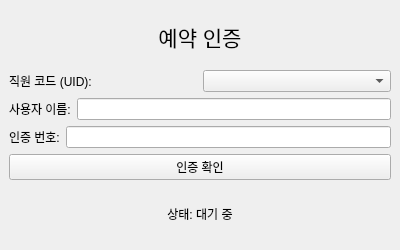
Above: adminGUI/reservation_check.ui from addinedu-ros-10th/iot-repo-1 before the change. Below: the same form after it.
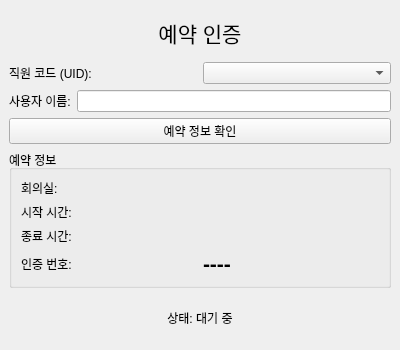
That is the form after the change.

Patch:
```diff
--- a/adminGUI/reservation_check.ui
+++ b/adminGUI/reservation_check.ui
@@ -7,7 +7,7 @@
     <x>0</x>
     <y>0</y>
     <width>400</width>
-    <height>250</height>
+    <height>350</height>
    </rect>
   </property>
   <property name="windowTitle">
@@ -58,27 +58,67 @@
       </item>
      </layout>
     </item>
-    <item>
-     <layout class="QHBoxLayout" name="horizontalLayout_3">
-      <item>
-       <widget class="QLabel" name="authCodeLabel">
-        <property name="text">
-         <string>인증 번호:</string>
-        </property>
-       </widget>
-      </item>
-      <item>
-       <widget class="QLineEdit" name="authCodeInput"/>
-      </item>
-     </layout>
-    </item>
     <item>
      <widget class="QPushButton" name="verifyBtn">
       <property name="text">
-       <string>인증 확인</string>
+       <string>예약 정보 확인</string>
       </property>
      </widget>
     </item>
+    <item>
+     <widget class="QGroupBox" name="reservationDetailsGroup">
+      <property name="title">
+       <string>예약 정보</string>
+      </property>
+      <layout class="QVBoxLayout" name="verticalLayout_2">
+       <item>
+        <widget class="QLabel" name="roomNameLabel">
+         <property name="text">
+          <string>회의실:</string>
+         </property>
+        </widget>
+       </item>
+       <item>
+        <widget class="QLabel" name="startTimeLabel">
+         <property name="text">
+          <string>시작 시간:</string>
+         </property>
+        </widget>
+       </item>
+       <item>
+        <widget class="QLabel" name="endTimeLabel">
+         <property name="text">
+          <string>종료 시간:</string>
+         </property>
+        </widget>
+       </item>
+       <item>
+        <layout class="QHBoxLayout" name="horizontalLayout_3">
+         <item>
+          <widget class="QLabel" name="authCodeTitleLabel">
+           <property name="text">
+            <string>인증 번호:</string>
+           </property>
+          </widget>
+         </item>
+         <item>
+          <widget class="QLabel" name="authCodeDisplayLabel">
+           <property name="font">
+            <font>
+             <pointsize>16</pointsize>
+             <bold>true</bold>
+            </font>
+           </property>
+           <property name="text">
+            <string>----</string>
+           </property>
+          </widget>
+         </item>
+        </layout>
+       </item>
+      </layout>
+     </widget>
+    </item>
     <item>
      <widget class="QLabel" name="statusLabel">
       <property name="text">
```
